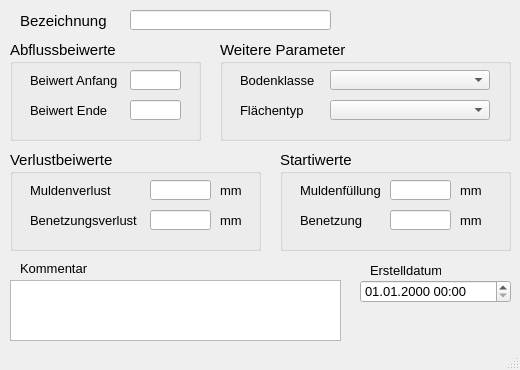
The window that qkan/forms/qkan_abflussparameter_a.ui (hoettges/QKan) describes before a commit, drawn with Qt 5.
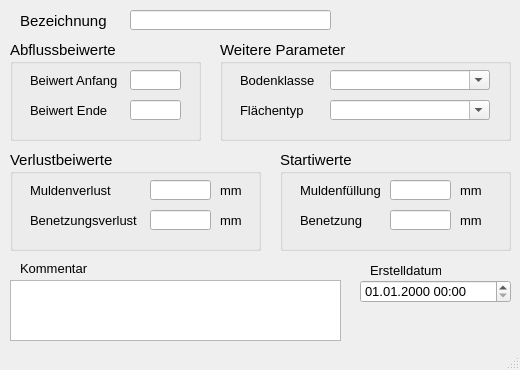
The same window after the commit. Custom widgets are drawn as their Qt base class.

```diff
--- a/qkan/forms/qkan_abflussparameter_a.ui
+++ b/qkan/forms/qkan_abflussparameter_a.ui
@@ -447,6 +447,9 @@
      <property name="accessibleName">
       <string>bodenklasse</string>
      </property>
+     <property name="editable">
+      <bool>true</bool>
+     </property>
     </widget>
     <widget class="QComboBox" name="bodenklasse">
      <property name="geometry">
@@ -474,6 +477,9 @@
      <property name="accessibleName">
       <string>bodenklasse</string>
      </property>
+     <property name="editable">
+      <bool>true</bool>
+     </property>
     </widget>
     <widget class="QLabel" name="label_19">
      <property name="geometry">
```
